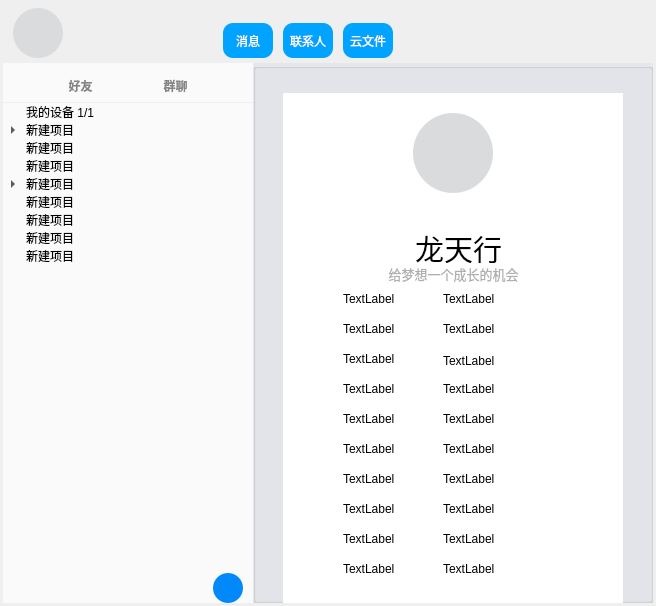
First picture: the form in lschat.ui, repository ls56647426/ls_chat_client, before the edit.
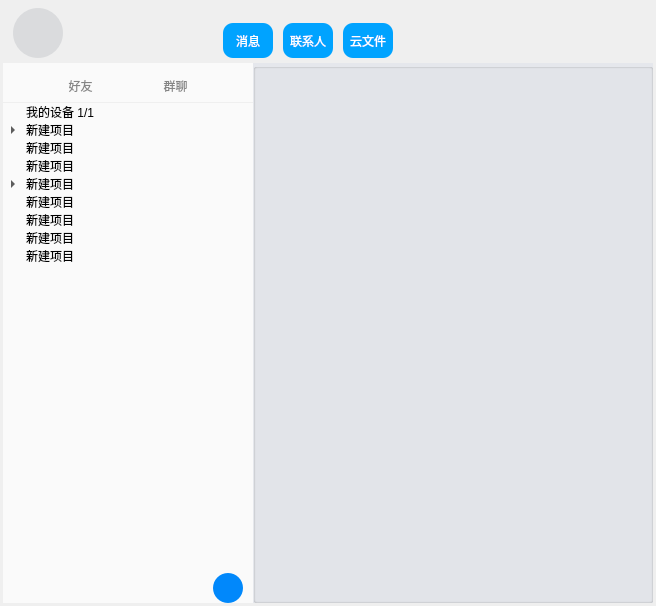
Second picture: the form after the edit. Icons and pictures are not drawn.

Patch:
```diff
--- a/lschat.ui
+++ b/lschat.ui
@@ -12,8 +12,8 @@
   </property>
   <property name="minimumSize">
    <size>
-    <width>652</width>
-    <height>602</height>
+    <width>656</width>
+    <height>606</height>
    </size>
   </property>
   <property name="baseSize">
@@ -891,364 +891,6 @@
       <property name="checkable">
        <bool>false</bool>
       </property>
-      <widget class="QWidget" name="widget" native="true">
-       <property name="geometry">
-        <rect>
-         <x>30</x>
-         <y>30</y>
-         <width>340</width>
-         <height>510</height>
-        </rect>
-       </property>
-       <property name="font">
-        <font>
-         <family>微软雅黑</family>
-        </font>
-       </property>
-       <property name="styleSheet">
-        <string notr="true">background-color: rgb(255, 255, 255);</string>
-       </property>
-       <widget class="QWidget" name="infoTopWidget" native="true">
-        <property name="geometry">
-         <rect>
-          <x>0</x>
-          <y>0</y>
-          <width>340</width>
-          <height>120</height>
-         </rect>
-        </property>
-        <property name="styleSheet">
-         <string notr="true">QWidget#infoTopWidget{
-	border-radius: 3px;
-	border-image: url(:/Icon/topbg.png);
-}</string>
-        </property>
-        <widget class="QPushButton" name="pushButton_9">
-         <property name="geometry">
-          <rect>
-           <x>130</x>
-           <y>20</y>
-           <width>80</width>
-           <height>80</height>
-          </rect>
-         </property>
-         <property name="styleSheet">
-          <string notr="true">border-image: url(:/Icon/user.png);
-background-color: rgb(218, 219, 221);
-border-radius:40px;</string>
-         </property>
-         <property name="text">
-          <string/>
-         </property>
-        </widget>
-       </widget>
-       <widget class="QLabel" name="label">
-        <property name="geometry">
-         <rect>
-          <x>80</x>
-          <y>130</y>
-          <width>191</width>
-          <height>51</height>
-         </rect>
-        </property>
-        <property name="styleSheet">
-         <string notr="true"/>
-        </property>
-        <property name="text">
-         <string>&lt;html&gt;&lt;head/&gt;&lt;body&gt;&lt;p&gt;&lt;span style=&quot; font-size:22pt;&quot;&gt;龙天行&lt;/span&gt;&lt;/p&gt;&lt;/body&gt;&lt;/html&gt;</string>
-        </property>
-        <property name="alignment">
-         <set>Qt::AlignCenter</set>
-        </property>
-       </widget>
-       <widget class="QLabel" name="label_2">
-        <property name="geometry">
-         <rect>
-          <x>30</x>
-          <y>170</y>
-          <width>281</width>
-          <height>21</height>
-         </rect>
-        </property>
-        <property name="font">
-         <font>
-          <family>微软雅黑</family>
-          <pointsize>10</pointsize>
-          <weight>50</weight>
-          <bold>false</bold>
-         </font>
-        </property>
-        <property name="styleSheet">
-         <string notr="true">color: rgb(174, 174, 174);</string>
-        </property>
-        <property name="text">
-         <string>给梦想一个成长的机会</string>
-        </property>
-        <property name="alignment">
-         <set>Qt::AlignCenter</set>
-        </property>
-       </widget>
-       <widget class="QLabel" name="label_3">
-        <property name="geometry">
-         <rect>
-          <x>60</x>
-          <y>200</y>
-          <width>54</width>
-          <height>12</height>
-         </rect>
-        </property>
-        <property name="text">
-         <string>TextLabel</string>
-        </property>
-       </widget>
-       <widget class="QLabel" name="label_4">
-        <property name="geometry">
-         <rect>
-          <x>60</x>
-          <y>230</y>
-          <width>54</width>
-          <height>12</height>
-         </rect>
-        </property>
-        <property name="text">
-         <string>TextLabel</string>
-        </property>
-       </widget>
-       <widget class="QLabel" name="label_5">
-        <property name="geometry">
-         <rect>
-          <x>60</x>
-          <y>260</y>
-          <width>54</width>
-          <height>12</height>
-         </rect>
-        </property>
-        <property name="text">
-         <string>TextLabel</string>
-        </property>
-       </widget>
-       <widget class="QLabel" name="label_6">
-        <property name="geometry">
-         <rect>
-          <x>60</x>
-          <y>290</y>
-          <width>54</width>
-          <height>12</height>
-         </rect>
-        </property>
-        <property name="text">
-         <string>TextLabel</string>
-        </property>
-       </widget>
-       <widget class="QLabel" name="label_7">
-        <property name="geometry">
-         <rect>
-          <x>60</x>
-          <y>320</y>
-          <width>54</width>
-          <height>12</height>
-         </rect>
-        </property>
-        <property name="text">
-         <string>TextLabel</string>
-        </property>
-       </widget>
-       <widget class="QLabel" name="label_8">
-        <property name="geometry">
-         <rect>
-          <x>60</x>
-          <y>350</y>
-          <width>54</width>
-          <height>12</height>
-         </rect>
-        </property>
-        <property name="text">
-         <string>TextLabel</string>
-        </property>
-       </widget>
-       <widget class="QLabel" name="label_9">
-        <property name="geometry">
-         <rect>
-          <x>60</x>
-          <y>380</y>
-          <width>54</width>
-          <height>12</height>
-         </rect>
-        </property>
-        <property name="text">
-         <string>TextLabel</string>
-        </property>
-       </widget>
-       <widget class="QLabel" name="label_10">
-        <property name="geometry">
-         <rect>
-          <x>60</x>
-          <y>410</y>
-          <width>54</width>
-          <height>12</height>
-         </rect>
-        </property>
-        <property name="text">
-         <string>TextLabel</string>
-        </property>
-       </widget>
-       <widget class="QLabel" name="label_11">
-        <property name="geometry">
-         <rect>
-          <x>60</x>
-          <y>440</y>
-          <width>54</width>
-          <height>12</height>
-         </rect>
-        </property>
-        <property name="text">
-         <string>TextLabel</string>
-        </property>
-       </widget>
-       <widget class="QLabel" name="label_12">
-        <property name="geometry">
-         <rect>
-          <x>60</x>
-          <y>470</y>
-          <width>54</width>
-          <height>12</height>
-         </rect>
-        </property>
-        <property name="text">
-         <string>TextLabel</string>
-        </property>
-       </widget>
-       <widget class="QLabel" name="label_13">
-        <property name="geometry">
-         <rect>
-          <x>160</x>
-          <y>200</y>
-          <width>54</width>
-          <height>12</height>
-         </rect>
-        </property>
-        <property name="text">
-         <string>TextLabel</string>
-        </property>
-       </widget>
-       <widget class="QLabel" name="label_14">
-        <property name="geometry">
-         <rect>
-          <x>160</x>
-          <y>230</y>
-          <width>54</width>
-          <height>12</height>
-         </rect>
-        </property>
-        <property name="text">
-         <string>TextLabel</string>
-        </property>
-       </widget>
-       <widget class="QLabel" name="label_15">
-        <property name="geometry">
-         <rect>
-          <x>160</x>
-          <y>260</y>
-          <width>54</width>
-          <height>16</height>
-         </rect>
-        </property>
-        <property name="text">
-         <string>TextLabel</string>
-        </property>
-       </widget>
-       <widget class="QLabel" name="label_16">
-        <property name="geometry">
-         <rect>
-          <x>160</x>
-          <y>290</y>
-          <width>54</width>
-          <height>12</height>
-         </rect>
-        </property>
-        <property name="text">
-         <string>TextLabel</string>
-        </property>
-       </widget>
-       <widget class="QLabel" name="label_17">
-        <property name="geometry">
-         <rect>
-          <x>160</x>
-          <y>320</y>
-          <width>54</width>
-          <height>12</height>
-         </rect>
-        </property>
-        <property name="text">
-         <string>TextLabel</string>
-        </property>
-       </widget>
-       <widget class="QLabel" name="label_18">
-        <property name="geometry">
-         <rect>
-          <x>160</x>
-          <y>350</y>
-          <width>54</width>
-          <height>12</height>
-         </rect>
-        </property>
-        <property name="text">
-         <string>TextLabel</string>
-        </property>
-       </widget>
-       <widget class="QLabel" name="label_19">
-        <property name="geometry">
-         <rect>
-          <x>160</x>
-          <y>380</y>
-          <width>54</width>
-          <height>12</height>
-         </rect>
-        </property>
-        <property name="text">
-         <string>TextLabel</string>
-        </property>
-       </widget>
-       <widget class="QLabel" name="label_20">
-        <property name="geometry">
-         <rect>
-          <x>160</x>
-          <y>410</y>
-          <width>54</width>
-          <height>12</height>
-         </rect>
-        </property>
-        <property name="text">
-         <string>TextLabel</string>
-        </property>
-       </widget>
-       <widget class="QLabel" name="label_21">
-        <property name="geometry">
-         <rect>
-          <x>160</x>
-          <y>440</y>
-          <width>54</width>
-          <height>12</height>
-         </rect>
-        </property>
-        <property name="text">
-         <string>TextLabel</string>
-        </property>
-       </widget>
-       <widget class="QLabel" name="label_22">
-        <property name="geometry">
-         <rect>
-          <x>160</x>
-          <y>470</y>
-          <width>54</width>
-          <height>12</height>
-         </rect>
-        </property>
-        <property name="text">
-         <string>TextLabel</string>
-        </property>
-       </widget>
-      </widget>
      </widget>
      <widget class="QWidget" name="listShowTopwidget" native="true">
       <property name="geometry">
@@ -1289,17 +931,9 @@
          <height>25</height>
         </rect>
        </property>
-       <property name="font">
-        <font>
-         <family>微软雅黑</family>
-         <pointsize>-1</pointsize>
-         <weight>75</weight>
-         <bold>true</bold>
-        </font>
-       </property>
        <property name="styleSheet">
         <string notr="true">QPushButton{
-	font-size: 12px;
+	font: 75 12px &quot;微软雅黑&quot;;
 	color: rgb(133, 133, 133);
 	border: none;
 }
@@ -1320,19 +954,11 @@
          <height>25</height>
         </rect>
        </property>
-       <property name="font">
-        <font>
-         <family>微软雅黑</family>
-         <pointsize>-1</pointsize>
-         <weight>75</weight>
-         <bold>true</bold>
-        </font>
-       </property>
        <property name="styleSheet">
         <string notr="true">QPushButton{
-	font-size: 12px;
 	color: rgb(133, 133, 133);
 	border: none;
+	font: 75 12px &quot;微软雅黑&quot;;
 }
 QPushButton:hover{
 	color: rgb(59, 59, 59);
```
Left out of the diff: 4 changed lines with no effect on the pictures.
